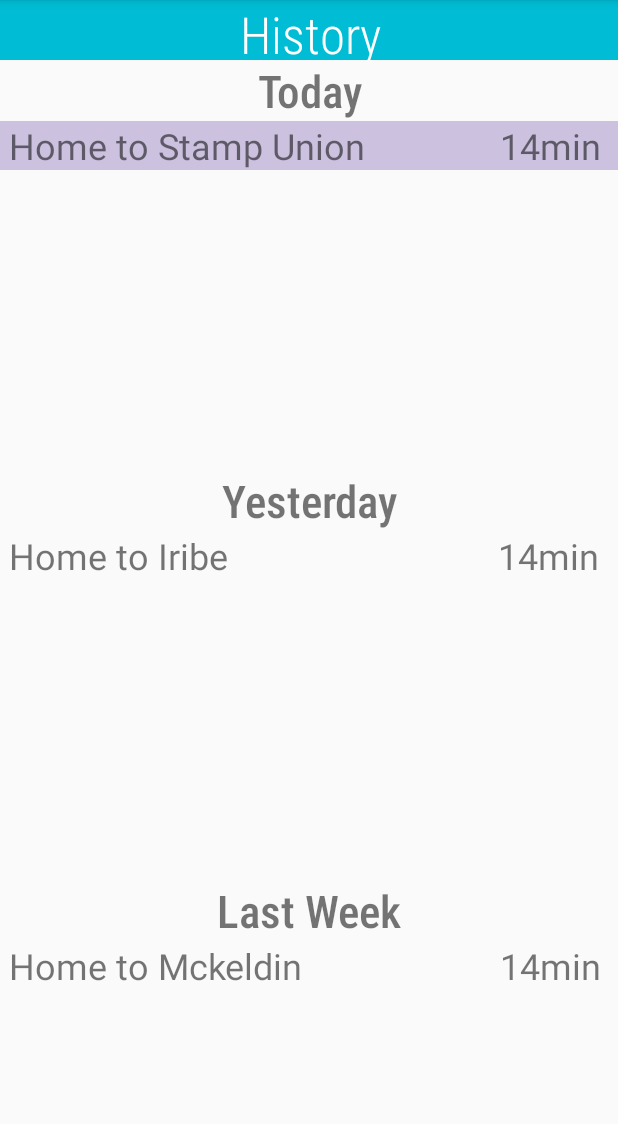
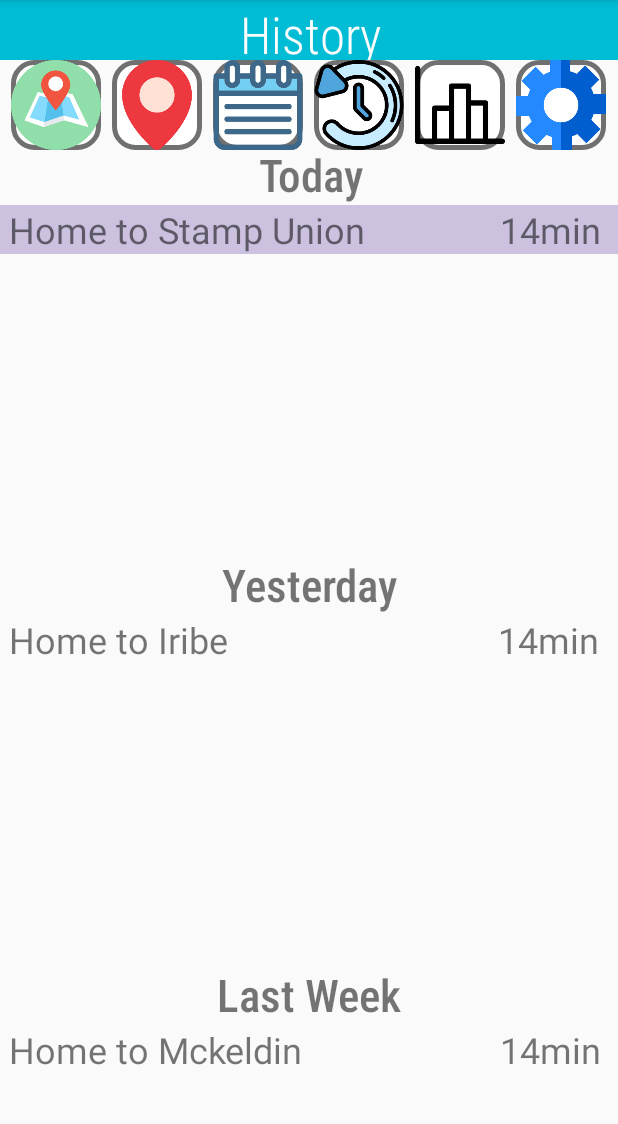
Before and after one commit to yourselvs/CMSC434-CommuteHelper, an Android app: the HistoryMain screen opened directly, with no data from a screen before it, on a phone screen of 412 x 824 dp, the part 84-1208 px from its top. Run offline under Robolectric (Android 15) with nearby library versions, the phone set to English and light mode, and no system bars.

Commit message:
Update activity_history_main.xml
added header and icons

```diff
--- a/CommuteHelper/app/src/main/res/layout/activity_history_main.xml
+++ b/CommuteHelper/app/src/main/res/layout/activity_history_main.xml
@@ -5,6 +5,90 @@
     android:layout_width="match_parent"
     android:layout_height="match_parent"
     tools:context=".HistoryMain">
+
+    <ImageButton
+        android:id="@+id/settings"
+        android:layout_width="60dp"
+        android:layout_height="60dp"
+        android:layout_marginStart="7dp"
+        android:layout_marginLeft="7dp"
+        android:background="@drawable/buttonshape"
+        android:scaleType="centerInside"
+        android:text=""
+        app:layout_constraintStart_toEndOf="@+id/statistics"
+        app:layout_constraintTop_toBottomOf="@+id/title_bar"
+        app:srcCompat="@drawable/settings"
+        tools:ignore="VectorDrawableCompat" />
+
+    <ImageButton
+        android:id="@+id/statistics"
+        android:layout_width="60dp"
+        android:layout_height="60dp"
+        android:layout_marginStart="7dp"
+        android:layout_marginLeft="7dp"
+        android:background="@drawable/buttonshape"
+        android:scaleType="centerInside"
+        android:text=""
+        app:layout_constraintStart_toEndOf="@+id/history"
+        app:layout_constraintTop_toBottomOf="@+id/title_bar"
+        app:srcCompat="@drawable/statistics"
+        tools:ignore="VectorDrawableCompat" />
+
+    <ImageButton
+        android:id="@+id/history"
+        android:layout_width="60dp"
+        android:layout_height="60dp"
+        android:layout_marginStart="7dp"
+        android:layout_marginLeft="7dp"
+        android:background="@drawable/buttonshape"
+        android:scaleType="centerInside"
+        android:text=""
+        app:layout_constraintStart_toEndOf="@+id/startATrip"
+        app:layout_constraintTop_toBottomOf="@+id/title_bar"
+        app:srcCompat="@drawable/history"
+        tools:ignore="VectorDrawableCompat" />
+
+    <ImageButton
+        android:id="@+id/startATrip"
+        android:layout_width="60dp"
+        android:layout_height="60dp"
+        android:layout_marginStart="7dp"
+        android:layout_marginLeft="7dp"
+        android:background="@drawable/buttonshape"
+        android:scaleType="centerInside"
+        android:text=""
+        app:layout_constraintStart_toEndOf="@+id/nearby"
+        app:layout_constraintTop_toBottomOf="@+id/title_bar"
+        app:srcCompat="@drawable/schedule"
+        tools:ignore="VectorDrawableCompat" />
+
+    <ImageButton
+        android:id="@+id/nearby"
+        android:layout_width="60dp"
+        android:layout_height="60dp"
+        android:layout_marginStart="7dp"
+        android:layout_marginLeft="7dp"
+        android:background="@drawable/buttonshape"
+        android:scaleType="centerInside"
+        android:text=""
+        app:layout_constraintStart_toEndOf="@+id/map2"
+        app:layout_constraintTop_toBottomOf="@+id/title_bar"
+        app:srcCompat="@drawable/nearby"
+        tools:ignore="VectorDrawableCompat" />
+
+    <ImageButton
+        android:id="@+id/map2"
+        android:layout_width="60dp"
+        android:layout_height="60dp"
+        android:layout_marginStart="7dp"
+        android:layout_marginLeft="7dp"
+        android:background="@drawable/buttonshape"
+        android:scaleType="centerInside"
+        android:text=""
+        app:layout_constraintStart_toStartOf="parent"
+        app:layout_constraintTop_toBottomOf="@+id/title_bar"
+        app:srcCompat="@drawable/map"
+        tools:ignore="VectorDrawableCompat" />
 
     <TextView
         android:id="@+id/title_bar"
@@ -26,12 +110,14 @@
         android:id="@+id/record_today"
         android:layout_width="420dp"
         android:layout_height="wrap_content"
+        android:layout_marginTop="56dp"
         android:gravity="center|center_horizontal|center_vertical"
         android:includeFontPadding="true"
         android:text="Today"
         android:textSize="30sp"
         app:fontFamily="sans-serif-condensed-medium"
         app:layout_constraintEnd_toEndOf="parent"
+        app:layout_constraintHorizontal_bias="0.444"
         app:layout_constraintStart_toStartOf="parent"
         app:layout_constraintTop_toBottomOf="@+id/title_bar" />
 
@@ -93,4 +179,14 @@
         app:layout_constraintStart_toStartOf="parent"
         app:layout_constraintTop_toBottomOf="@+id/textView6" />
 
+    <androidx.constraintlayout.widget.Group
+        android:id="@+id/group"
+        android:layout_width="wrap_content"
+        android:layout_height="wrap_content" />
+
+    <androidx.constraintlayout.widget.Group
+        android:id="@+id/group2"
+        android:layout_width="wrap_content"
+        android:layout_height="wrap_content" />
+
 </androidx.constraintlayout.widget.ConstraintLayout>
```
